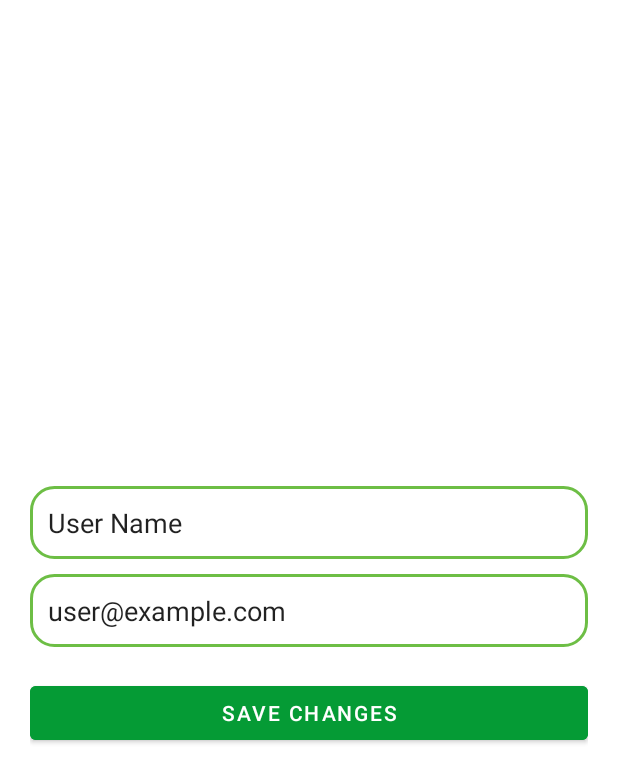
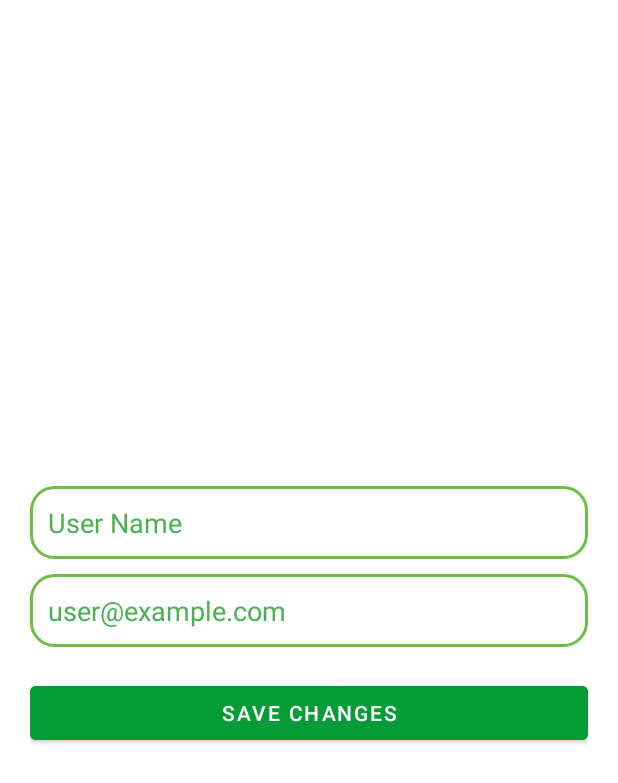
Before and after one commit to Rami-cd/Mobile-Project, an Android app: the Profile screen opened through its navigation route, after a tap on "EDIT PROFILE", on a phone screen of 412 x 824 dp. Shown: the top 783 px of the screen. Run offline under Robolectric (Android 15) with nearby library versions, the phone set to English and light mode, and no system bars; our stand-ins replace Room's generated code, Volley, navigation-ui; libraries missing offline, so code that uses them is left out: com.tbuonomo.viewpagerdotsindicator; network calls fail; pictures from the network do not load; 2 statements that could not run were skipped.

Commit message:
profile update

```diff
--- a/app/build.gradle.kts
+++ b/app/build.gradle.kts
@@ -36,6 +36,7 @@ android {
     }
     buildFeatures {
         viewBinding = true
+        buildConfig = true
     }
 }
 
--- a/app/src/main/java/com/example/mobileproject/ui/Profile/Profile.java
+++ b/app/src/main/java/com/example/mobileproject/ui/Profile/Profile.java
@@ -31,7 +31,7 @@ public class Profile extends Fragment {
 
     ImageView profileImage;
     TextView profileName, profileEmail;
-    Button editProfileButton, myCartButton, logoutButton;
+    Button editProfileButton, logoutButton;
 
     @Nullable
     @Override
--- a/app/src/main/res/layout/activity_edit_profile.xml
+++ b/app/src/main/res/layout/activity_edit_profile.xml
@@ -10,12 +10,14 @@
         android:id="@+id/edit_profile_name"
         android:layout_width="match_parent"
         android:layout_height="wrap_content"
+        android:textColor="@color/green_500"
         android:hint="Enter your name"
         android:background="@drawable/rounded_input"
         android:padding="12dp"/>
 
     <EditText
         android:id="@+id/edit_profile_email"
+        android:textColor="@color/green_500"
         android:layout_width="match_parent"
         android:layout_height="wrap_content"
         android:hint="Enter your email"
--- a/app/src/main/res/values-night/themes.xml
+++ b/app/src/main/res/values-night/themes.xml
@@ -1,6 +1,6 @@
 <resources xmlns:tools="http://schemas.android.com/tools">
     <!-- Base application theme. -->
-    <style name="Theme.MobileProject" parent="Theme.MaterialComponents.DayNight.DarkActionBar">
+    <style name="Theme.MobileProject" parent="Theme.MaterialComponents.DayNight.NoActionBar">
         <!-- Primary brand color. -->
         <item name="colorPrimary">@color/purple_200</item>
         <item name="colorPrimaryVariant">@color/purple_700</item>
```
